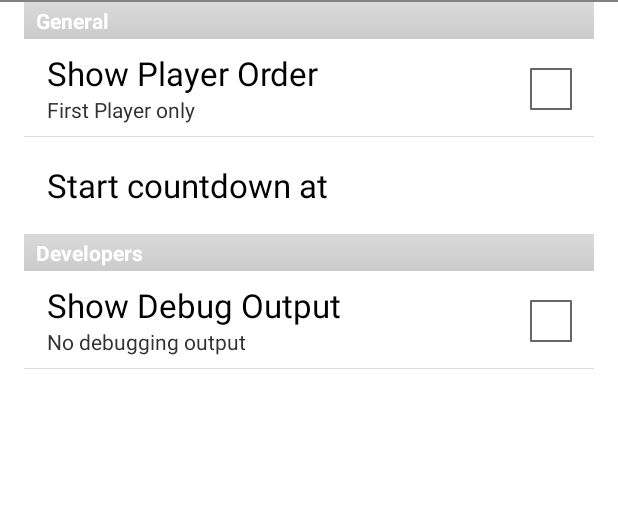
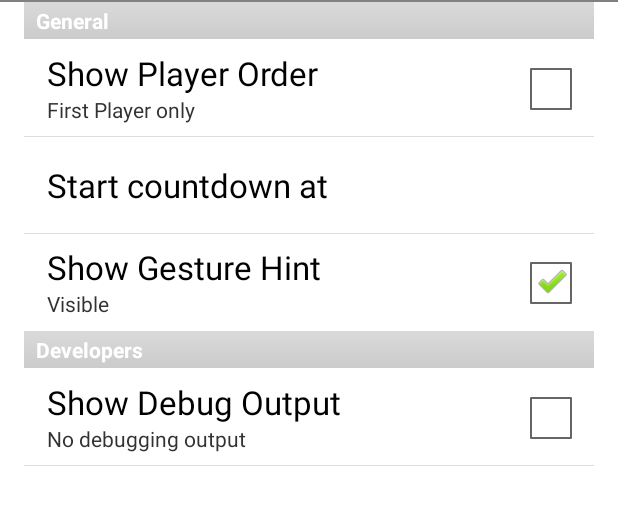
Before and after one commit to chizmw/whogoesfirst, an Android app: the fragment SettingsFragment shown on its own in the app's theme, on a phone screen of 412 x 824 dp, the part 36-561 px from its top. Run offline under Robolectric (Android 15) with nearby library versions, the phone set to English and light mode, and no system bars.

Commit message:
Disable Swipe Hint after first use
Can be enabled in prefs

```diff
--- a/app/src/main/res/values/strings.xml
+++ b/app/src/main/res/values/strings.xml
@@ -8,6 +8,7 @@
 
     <!-- preferences -->
     <string name="prefsCatTitle_General">Developers</string>
+
     <string name="prefs_ShowPlayerOrder_title">Show Player Order</string>
     <string name="prefs_ShowPlayerOrder_summaryOff">First Player only</string>
     <string name="prefs_ShowPlayerOrder_summaryOn">Assign Player Order</string>
@@ -16,6 +17,11 @@
     <string name="prefs_StartCountdownAt_title">Start countdown at</string>
     <string name="prefs_StartCountdownAt_key">prefs_StartCountdownAt</string>
 
+    <string name="prefs_ShowSwipeHint_title">Show Gesture Hint</string>
+    <string name="prefs_ShowSwipeHint_summaryOff">Hidden</string>
+    <string name="prefs_ShowSwipeHint_summaryOn">Visible</string>
+    <string name="prefs_ShowSwipeHint_key">prefs_showSwipeHint</string>
+
     <string name="prefsCatTitle_Developers">Developers</string>
     <string name="prefs_ShowDebugOutput_title">Show Debug Output</string>
     <string name="prefs_ShowDebugOutput_summaryOff">No debugging output</string>
--- a/app/src/main/res/xml/user_preferences.xml
+++ b/app/src/main/res/xml/user_preferences.xml
@@ -16,6 +16,15 @@
             android:key="@string/prefs_StartCountdownAt_key"
             android:persistent="true"
         />
+
+        <CheckBoxPreference
+            android:title="@string/prefs_ShowSwipeHint_title"
+            android:defaultValue="true"
+            android:summaryOff="@string/prefs_ShowSwipeHint_summaryOff"
+            android:summaryOn="@string/prefs_ShowSwipeHint_summaryOn"
+            android:key="@string/prefs_ShowSwipeHint_key"
+            android:persistent="true"
+        />
     </PreferenceCategory>
 
 
```
Also changed, not shown: app/src/main/java/net/chizography/droid/whosfirst/CirclesDrawingView.java (+12 -1 lines).
